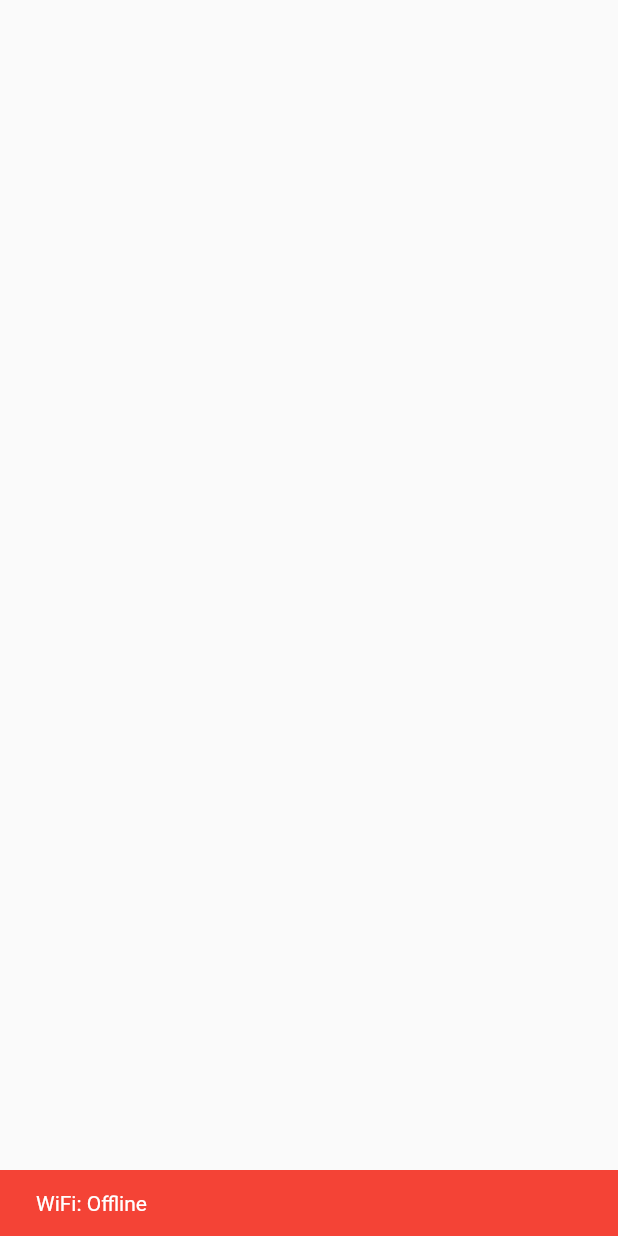
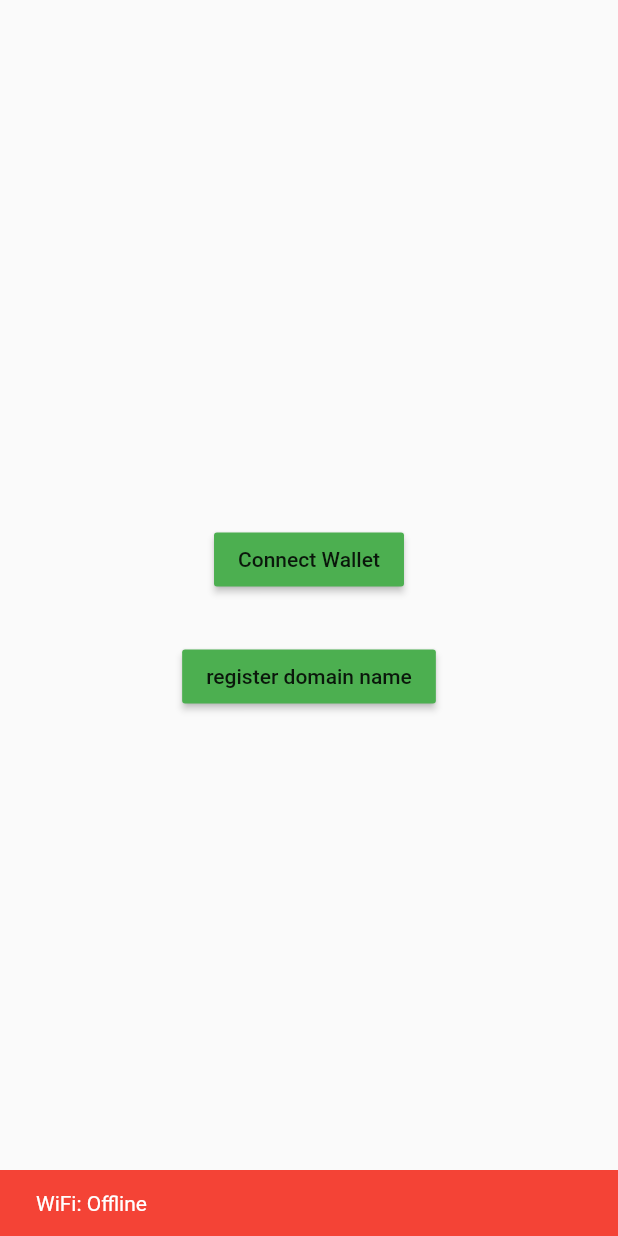
Before and after one commit to viktorvoltz/open-name-service, a Flutter app: the screen it shows after launch, on a phone screen of 412 x 824 dp. Run offline on Flutter 3.47's test engine with Material 2 defaults, Android fonts, the phone set to English and light mode, and no system bars; our stand-ins replace connectivity_plus, get_it; missing offline and left inert: walletconnect_dart, web3dart; project files that could hold a hidden picture were left out.

Commit message:
feat buttons

```diff
--- a/lib/page/contr_page.dart
+++ b/lib/page/contr_page.dart
@@ -1,8 +1,8 @@
 import 'package:flutter/material.dart';
+import 'package:webthreeauth/globals/custom_button.dart';
 import 'package:webthreeauth/service_locator.dart';
 
 import '../repo/contract.dart';
-import '../repo/wallet_connect_service.dart';
 import '../repo/wallet_connect_service.dart';
 
 class ContractPage extends StatefulWidget {
@@ -14,17 +14,12 @@ class ContractPage extends StatefulWidget {
 
 class _ContractPageState extends State<ContractPage> {
 
+  late DomainContract domainContract;
 
   @override
   void initState() {
-    kickUp();
+    domainContract = DomainContract();
     super.initState();
-  }
-
-  void kickUp() async{
-    DomainContract domainContract = DomainContract();
-    await locator.get<WalletConnectService>().connect();
-    await domainContract.registerDomain("victor-XX345");
   }
 
   @override
@@ -37,7 +32,27 @@ class _ContractPageState extends State<ContractPage> {
   @override
   Widget build(BuildContext context) {
     return Scaffold(
-
+      body: Center(
+        child: Column(
+            mainAxisAlignment: MainAxisAlignment.center,
+            crossAxisAlignment: CrossAxisAlignment.center,
+            children: [
+              CustomButton(
+                color: Colors.green,
+                text: "Connect Wallet",
+                onPressed: () async {
+                  await locator.get<WalletConnectService>().connect();
+              }),
+              const SizedBox(height: 30,),
+              CustomButton(
+                color: Colors.green,
+                text: "register domain name",
+                onPressed: () async{
+                  await domainContract.registerDomain("victor-XX345");
+              })
+            ]
+          ),
+      ),
     );
   }
 }
```
